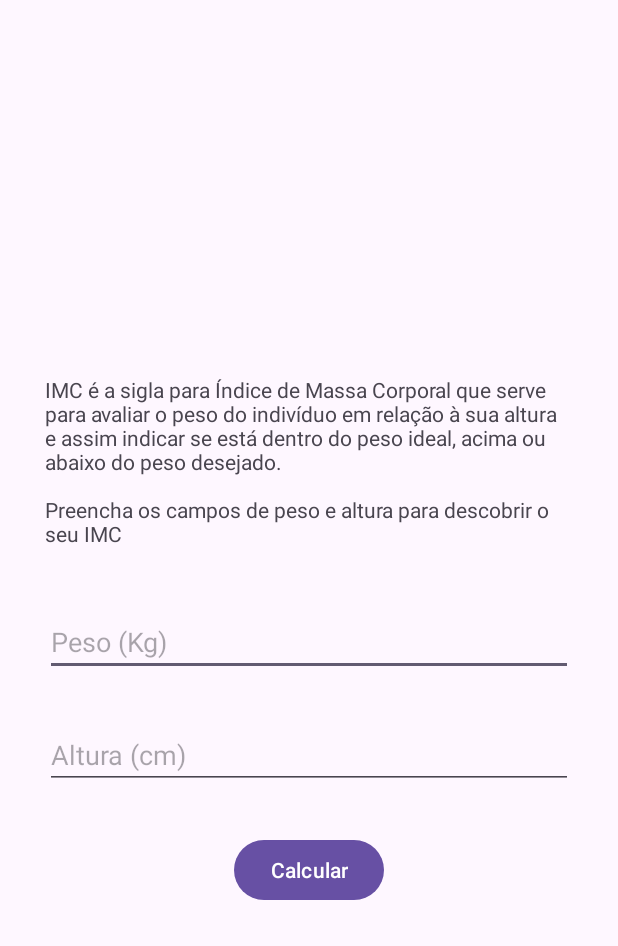
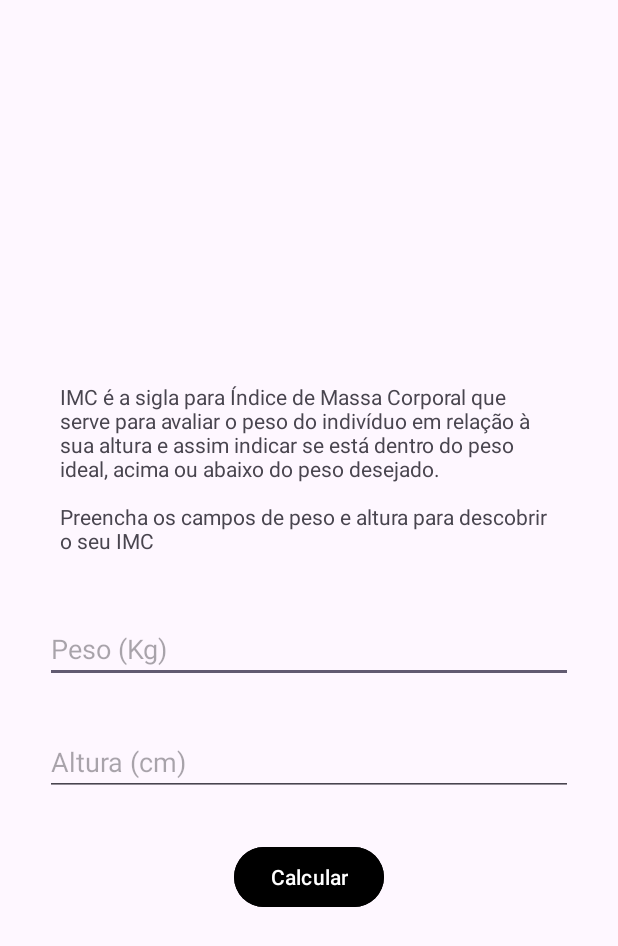
Before and after one commit to Marcel0Sousa/Projetos-Android-Express, an Android app: the ImcActivity screen opened directly, with no data from a screen before it, on a phone screen of 412 x 824 dp. Shown: the top 946 px of the screen. Run offline under Robolectric (Android 15) with nearby library versions, the phone set to English and light mode, and no system bars.

Commit message:
Refatoração do layout - Criando estilo de componentes

```diff
--- a/FitnessTracker-start/app/src/main/res/layout/activity_imc.xml
+++ b/FitnessTracker-start/app/src/main/res/layout/activity_imc.xml
@@ -9,49 +9,32 @@
     tools:context=".ImcActivity">
 
     <LinearLayout
+        android:layout_width="match_parent"
+        android:layout_height="wrap_content"
         android:layout_gravity="center"
-        android:orientation="vertical"
-        android:layout_width="match_parent"
-        android:layout_height="wrap_content">
+        android:orientation="vertical">
 
         <TextView
+            style="@style/TextViewFrom"
             android:layout_width="wrap_content"
             android:layout_height="wrap_content"
-            android:layout_marginStart="30dp"
-            android:layout_marginTop="30dp"
-            android:layout_marginEnd="30dp"
-            android:layout_marginBottom="40dp"
             android:text="@string/imc_description" />
 
         <EditText
             android:id="@+id/edt_img_weight"
-            android:layout_width="match_parent"
-            android:layout_height="wrap_content"
-            android:layout_marginStart="30dp"
-            android:layout_marginEnd="30dp"
+            style="@style/EditTextForm"
             android:hint="@string/weight_kg"
-            android:inputType="number"
-            android:maxLength="3"
-            android:maxLines="1" />
+            android:inputType="number" />
 
         <EditText
             android:id="@+id/edt_imc_height"
-            android:layout_width="match_parent"
-            android:layout_height="wrap_content"
-            android:layout_marginStart="30dp"
-            android:layout_marginTop="30dp"
-            android:layout_marginEnd="30dp"
+            style="@style/EditTextForm"
             android:hint="@string/height_cm"
-            android:inputType="number"
-            android:maxLength="3"
-            android:maxLines="1" />
+            android:inputType="number" />
 
         <Button
             android:id="@+id/btn_imc_send"
-            android:layout_width="wrap_content"
-            android:layout_height="wrap_content"
-            android:layout_gravity="center"
-            android:layout_marginTop="30dp"
+            style="@style/ButtonFrom"
             android:text="@string/label_calculate" />
 
     </LinearLayout>
--- /dev/null
+++ b/FitnessTracker-start/app/src/main/res/values/styles.xml
@@ -0,0 +1,29 @@
+<?xml version="1.0" encoding="utf-8"?>
+<resources>
+
+    <style name="TextViewFrom">
+        <item name="android:layout_marginStart">30dp</item>
+        <item name="android:layout_marginTop">30dp</item>
+        <item name="android:layout_marginEnd">30dp</item>
+        <item name="android:padding">10dp</item>
+    </style>
+
+    <style name="EditTextForm">
+        <item name="android:layout_width">match_parent</item>
+        <item name="android:layout_height">wrap_content</item>
+        <item name="android:layout_marginStart">30dp</item>
+        <item name="android:layout_marginEnd">30dp</item>
+        <item name="android:maxLength">3</item>
+        <item name="android:maxLines">1</item>
+        <item name="android:layout_marginTop">30dp</item>
+    </style>
+
+    <style name="ButtonFrom">
+        <item name="android:layout_width">wrap_content</item>
+        <item name="android:layout_height">wrap_content</item>
+        <item name="android:layout_gravity">center</item>
+        <item name="android:layout_marginTop">30dp</item>
+        <item name="android:backgroundTint">@color/black</item>
+    </style>
+
+</resources>
```
